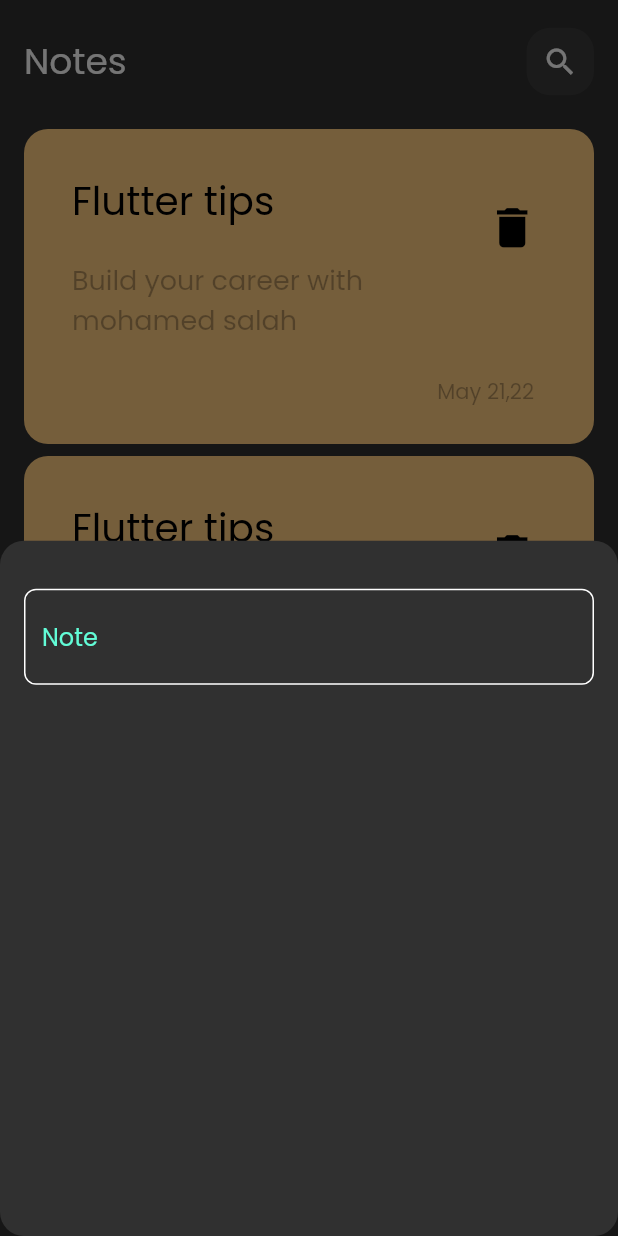
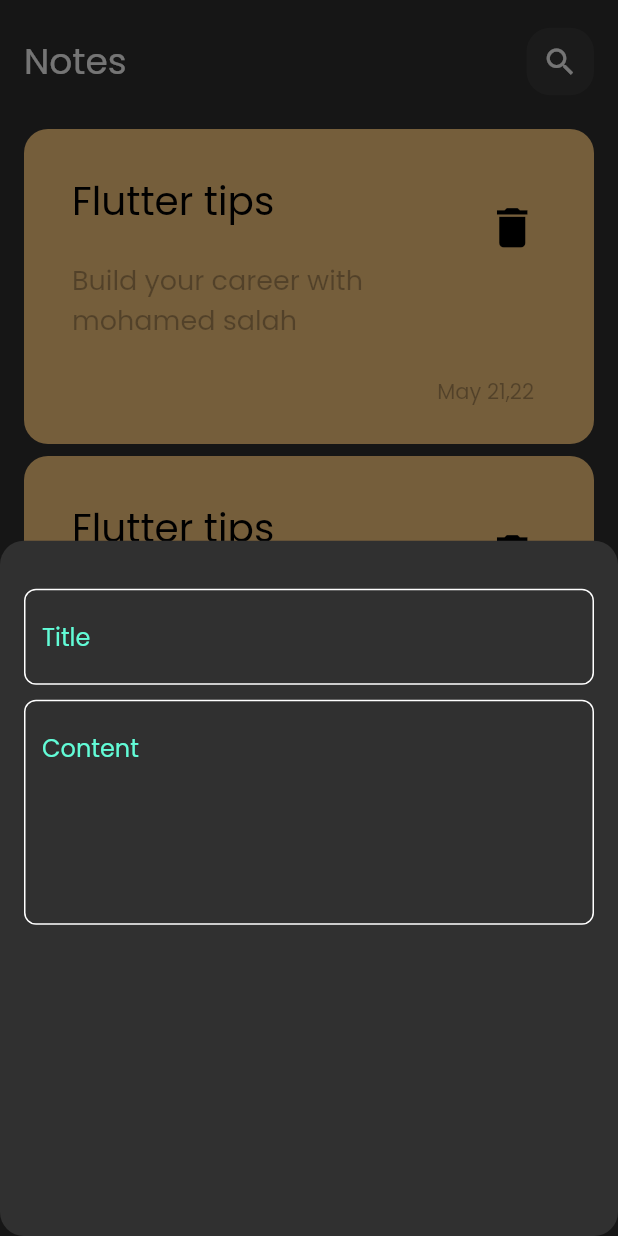
Before and after one commit to mohamedSalah1994/notes_app, a Flutter app: the screen it shows after launch, after a tap on the "add" icon, on a phone screen of 412 x 824 dp. Run offline on Flutter 3.47's test engine with Material 2 defaults, Android fonts, the phone set to English and light mode, and no system bars.

Commit message:
add fields to bottom sheet

```diff
--- a/lib/widgets/add_note_bottomsheet.dart
+++ b/lib/widgets/add_note_bottomsheet.dart
@@ -13,7 +13,11 @@ class AddNoteBottomSheet extends StatelessWidget {
           SizedBox(
             height: 32,
           ),
-          CustomTextField(),
+          CustomTextField(
+            hint: 'Title',
+          ),
+          SizedBox(height: 10,),
+          CustomTextField(hint: 'Content' , maxLines: 5,)
         ],
       ),
     );
--- a/lib/widgets/custom_text_field.dart
+++ b/lib/widgets/custom_text_field.dart
@@ -2,14 +2,16 @@ import 'package:flutter/material.dart';
 import 'package:notes_app/constants.dart';
 
 class CustomTextField extends StatelessWidget {
-  const CustomTextField({super.key});
-
+  const CustomTextField({super.key, required this.hint,  this.maxLines = 1});
+  final String hint;
+  final int maxLines;
   @override
   Widget build(BuildContext context) {
     return TextField(
       cursorColor: kPrimaryColor,
+      maxLines: maxLines,
       decoration: InputDecoration(
-        hintText: 'Note',
+        hintText: hint,
         hintStyle: const TextStyle(color: kPrimaryColor),
         border: BuildBorder(),
         enabledBorder: BuildBorder(),
```
